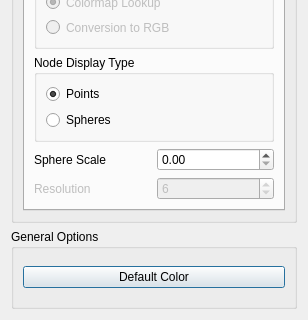
Above: src/Interface/Modules/Visualization/ShowField.ui from SCIInstitute/SCIRun before the change; both pictures show x 0 to 308 and y 219 to 539 of the 308 by 539 pixel window. Below: the same form after it.
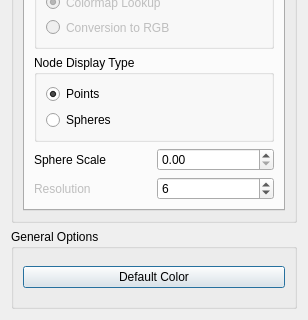
That is the form after the change.

Diff of the .ui file:
```diff
--- a/src/Interface/Modules/Visualization/ShowField.ui
+++ b/src/Interface/Modules/Visualization/ShowField.ui
@@ -226,7 +226,7 @@
               <item>
                <widget class="QSpinBox" name="resolutionSpinBox">
                 <property name="enabled">
-                 <bool>false</bool>
+                 <bool>true</bool>
                 </property>
                 <property name="prefix">
                  <string/>
```
Left out of the diff: 2 changed lines with no effect on the pictures.
